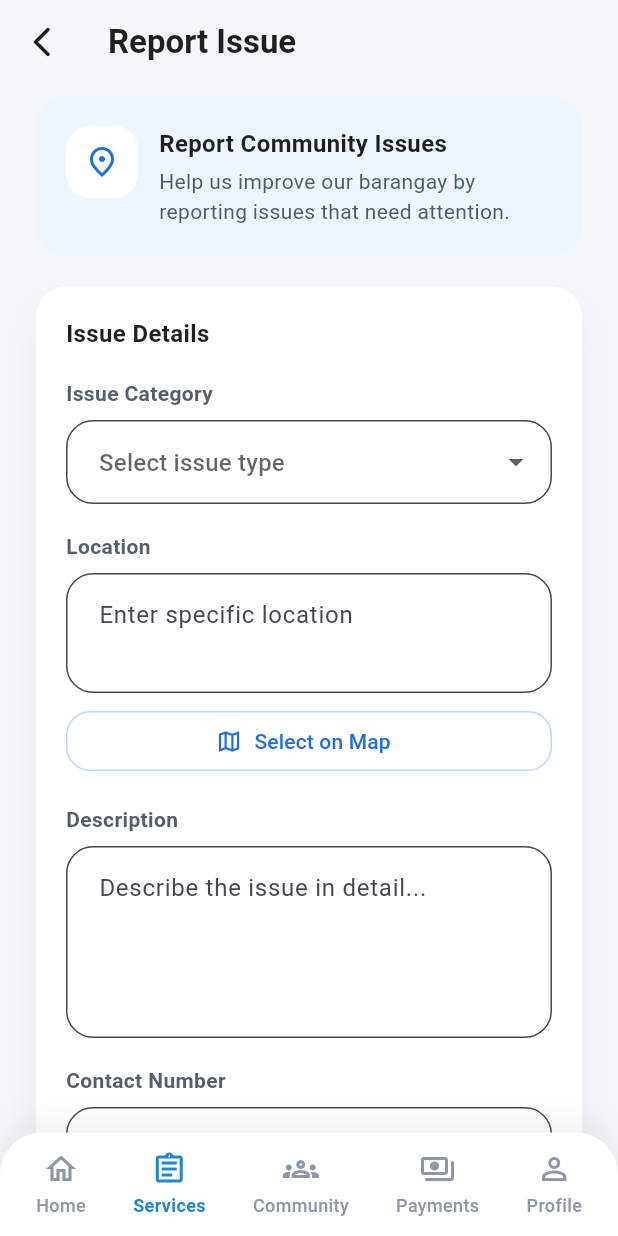
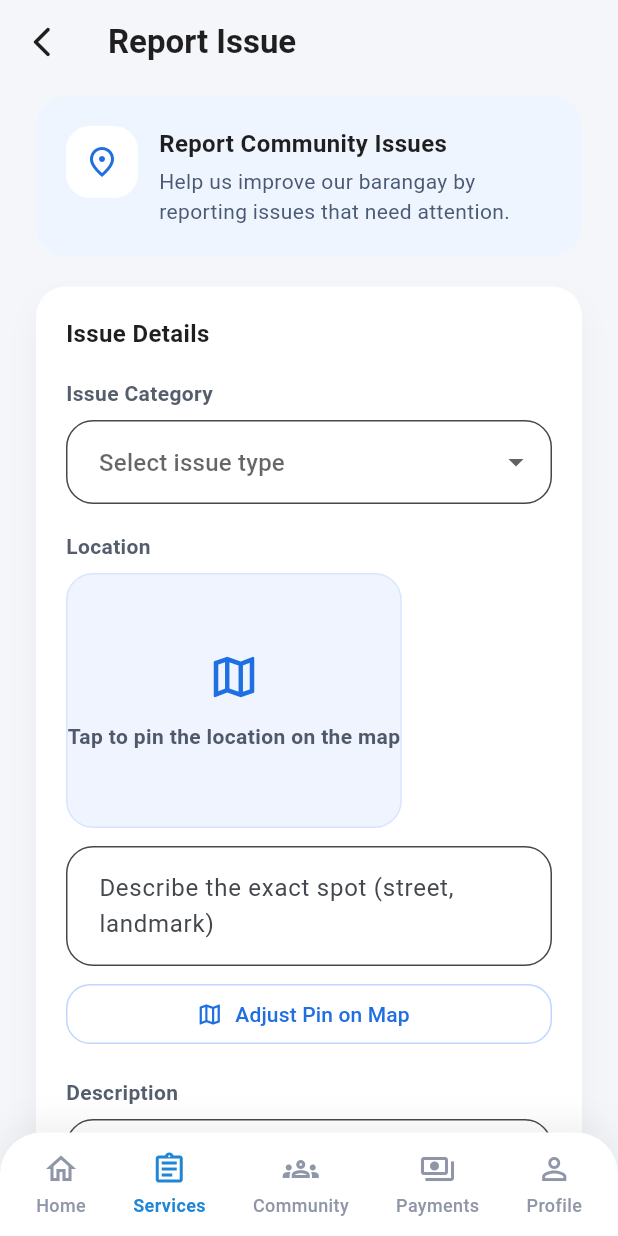
Before and after one commit to eori1/bayankonek, a Flutter app: the ReportIssuePage screen opened directly, on a phone screen of 412 x 824 dp. Run offline on Flutter 3.47's test engine with Material 3 defaults, Android fonts, the phone set to English and light mode, and no system bars; our stand-ins replace cloud_firestore, firebase_auth, firebase_core, firebase_storage, flutter_map, geocoding and 3 more; missing offline and left inert: flutter_facebook_auth; accounts and stored records are empty.

Commit message:
Add recentering functionality and enhance map features in location picker and report issue pages
- Introduced a recentering button in location_picker_page.dart to allow users to center the map on their current location.
- Updated user agent for OpenStreetMap in both location_picker_page.dart and report_issue_page.dart for better tracking.
- Enhanced report_issue_page.dart with a location map preview and GPS badge to display selected coordinates.
- Improved UI elements for location selection and adjusted button labels for clarity.

```diff
--- a/lib/screens/report_issue_page.dart
+++ b/lib/screens/report_issue_page.dart
@@ -4,6 +4,7 @@ import 'package:cloud_firestore/cloud_firestore.dart';
 import 'package:firebase_auth/firebase_auth.dart';
 import 'package:firebase_storage/firebase_storage.dart';
 import 'package:flutter/material.dart';
+import 'package:flutter_map/flutter_map.dart';
 import 'package:image_picker/image_picker.dart';
 import 'package:latlong2/latlong.dart';
 
@@ -18,6 +19,9 @@ class ReportIssuePage extends StatefulWidget {
 }
 
 class _ReportIssuePageState extends State<ReportIssuePage> {
+  static const String _osmUserAgent =
+      'BayanKonek/1.0 (support@bayankonek.app)';
+
   final _formKey = GlobalKey<FormState>();
   final TextEditingController _locationController = TextEditingController();
   final TextEditingController _descriptionController = TextEditingController();
@@ -36,6 +40,7 @@ class _ReportIssuePageState extends State<ReportIssuePage> {
   bool _isSubmitting = false;
   final List<XFile> _photos = [];
   final ImagePicker _picker = ImagePicker();
+  final LatLng _defaultLatLng = const LatLng(14.5995, 120.9842);
   LatLng? _selectedLatLng;
 
   @override
@@ -185,6 +190,125 @@ class _ReportIssuePageState extends State<ReportIssuePage> {
       SnackBar(
         content: Text(message),
         behavior: SnackBarBehavior.floating,
+      ),
+    );
+  }
+
+  Widget _buildLocationMapPreview() {
+    if (_selectedLatLng == null) {
+      return GestureDetector(
+        onTap: _openLocationPicker,
+        child: Container(
+          height: 170,
+          decoration: BoxDecoration(
+            color: const Color(0xFFEFF4FF),
+            borderRadius: BorderRadius.circular(18),
+            border: Border.all(color: const Color(0xFFD8E4FF)),
+          ),
+          child: Column(
+            mainAxisAlignment: MainAxisAlignment.center,
+            children: const [
+              Icon(Icons.map_outlined, color: Color(0xFF1F6FE3), size: 36),
+              SizedBox(height: 12),
+              Text(
+                'Tap to pin the location on the map',
+                style: TextStyle(
+                  color: Color(0xFF4F596A),
+                  fontWeight: FontWeight.w600,
+                ),
+              ),
+            ],
+          ),
+        ),
+      );
+    }
+
+    return GestureDetector(
+      onTap: _openLocationPicker,
+      child: ClipRRect(
+        borderRadius: BorderRadius.circular(18),
+        child: SizedBox(
+          height: 180,
+          child: Stack(
+            children: [
+              FlutterMap(
+                options: MapOptions(
+                  initialCenter: _selectedLatLng ?? _defaultLatLng,
+                  initialZoom: 17,
+                  interactionOptions:
+                      const InteractionOptions(flags: InteractiveFlag.none),
+                ),
+                children: [
+                  TileLayer(
+                    urlTemplate: 'https://tile.openstreetmap.org/{z}/{x}/{y}.png',
+                    userAgentPackageName: 'ph.bayankonek.app',
+                    tileProvider: NetworkTileProvider(headers: {
+                      'User-Agent': _osmUserAgent,
+                    }),
+                  ),
+                  MarkerLayer(
+                    markers: [
+                      Marker(
+                        point: _selectedLatLng ?? _defaultLatLng,
+                        width: 40,
+                        height: 40,
+                        child: const Icon(
+                          Icons.location_on,
+                          color: Colors.redAccent,
+                          size: 36,
+                        ),
+                      ),
+                    ],
+                  ),
+                ],
+              ),
+              Positioned(
+                top: 12,
+                right: 12,
+                child: Container(
+                  padding:
+                      const EdgeInsets.symmetric(horizontal: 12, vertical: 6),
+                  decoration: BoxDecoration(
+                    color: Colors.black.withOpacity(0.45),
+                    borderRadius: BorderRadius.circular(20),
+                  ),
+                  child: const Text(
+                    'Tap to adjust pin',
+                    style: TextStyle(
+                      color: Colors.white,
+                      fontSize: 12,
+                      fontWeight: FontWeight.w600,
+                    ),
+                  ),
+                ),
+              ),
+            ],
+          ),
+        ),
+      ),
+    );
+  }
+
+  Widget _buildGpsBadge() {
+    if (_selectedLatLng == null) return const SizedBox.shrink();
+    final coords =
+        '${_selectedLatLng!.latitude.toStringAsFixed(4)}, ${_selectedLatLng!.longitude.toStringAsFixed(4)}';
+    return Padding(
+      padding: const EdgeInsets.only(top: 8),
+      child: Container(
+        padding: const EdgeInsets.symmetric(horizontal: 12, vertical: 6),
+        decoration: BoxDecoration(
+          color: const Color(0xFFEAF2FF),
+          borderRadius: BorderRadius.circular(12),
+        ),
+        child: Text(
+          'GPS captured: $coords',
+          style: const TextStyle(
+            color: Color(0xFF1F6FE3),
+            fontWeight: FontWeight.w600,
+            fontSize: 12,
+          ),
+        ),
       ),
     );
   }
@@ -361,10 +485,13 @@ class _ReportIssuePageState extends State<ReportIssuePage> {
               ),
             ),
             const SizedBox(height: 8),
+            _buildLocationMapPreview(),
+            _buildGpsBadge(),
+            const SizedBox(height: 12),
             TextFormField(
               controller: _locationController,
               readOnly: false,
-              decoration: decoration('Enter specific location'),
+              decoration: decoration('Describe the exact spot (street, landmark)'),
               validator: (value) =>
                   value == null || value.isEmpty ? 'Location is required' : null,
               maxLines: 2,
@@ -375,7 +502,7 @@ class _ReportIssuePageState extends State<ReportIssuePage> {
               child: OutlinedButton.icon(
                 onPressed: _openLocationPicker,
                 icon: const Icon(Icons.map_outlined),
-                label: const Text('Select on Map'),
+                label: const Text('Adjust Pin on Map'),
                 style: OutlinedButton.styleFrom(
                   foregroundColor: const Color(0xFF1F6FE3),
                   side: const BorderSide(color: Color(0xFFBFD7FF)),
```
Also changed, not shown: lib/screens/location_picker_page.dart (+49 -3 lines).
